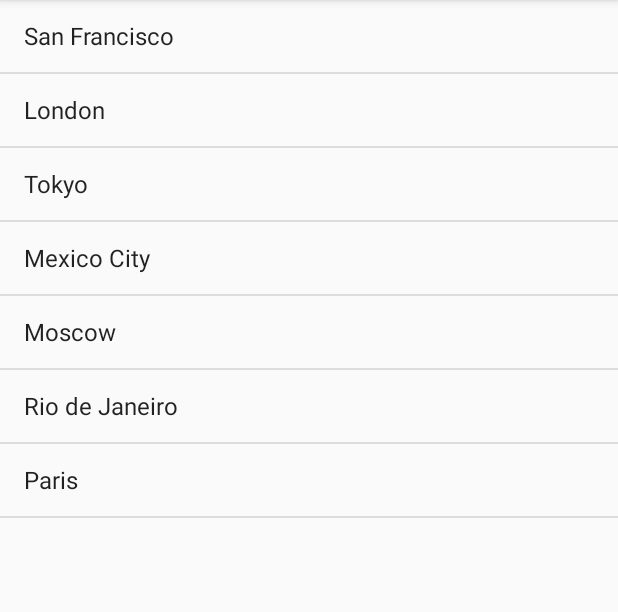
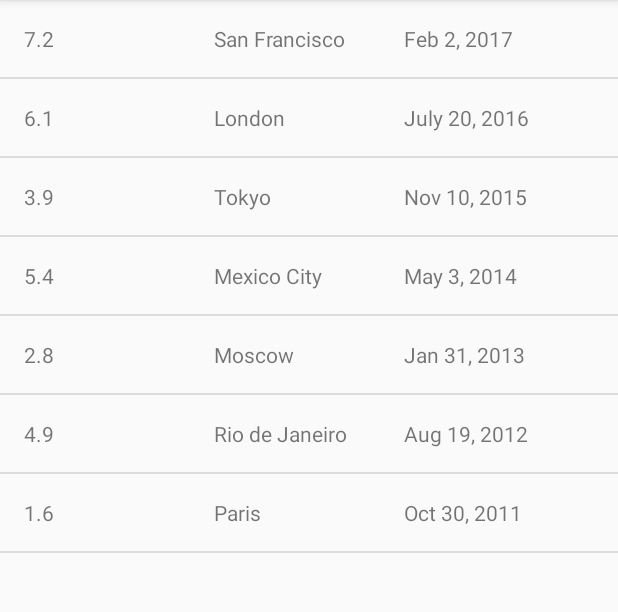
Before and after one commit to linuxbender/QuakeReport, an Android app: the screen it shows after launch (EarthquakeActivity), on a phone screen of 412 x 824 dp, the part 84-696 px from its top. Run offline under Robolectric (Android 15) with nearby library versions, the phone set to English and light mode, and no system bars.

Commit message:
Create custome earthquake Adapter and Model

```diff
--- /dev/null
+++ b/app/src/main/java/com/example/android/quakereport/Earthquake.java
@@ -0,0 +1,38 @@
+package com.example.android.quakereport;
+
+public class Earthquake {
+
+    private String magnitude;
+    private String eventLocation;
+    private String eventDate;
+
+    public Earthquake(String magnitude, String eventLocation, String eventDate) {
+        setMagnitude(magnitude);
+        setEventLocation(eventLocation);
+        setEventDate(eventDate);
+    }
+
+    public String getMagnitude() {
+        return magnitude;
+    }
+
+    public void setMagnitude(String magnitude) {
+        this.magnitude = magnitude;
+    }
+
+    public String getEventLocation() {
+        return eventLocation;
+    }
+
+    public void setEventLocation(String eventLocation) {
+        this.eventLocation = eventLocation;
+    }
+
+    public String getEventDate() {
+        return eventDate;
+    }
+
+    public void setEventDate(String eventDate) {
+        this.eventDate = eventDate;
+    }
+}
--- a/app/src/main/java/com/example/android/quakereport/EarthquakeActivity.java
+++ b/app/src/main/java/com/example/android/quakereport/EarthquakeActivity.java
@@ -17,10 +17,10 @@ package com.example.android.quakereport;
 
 import android.os.Bundle;
 import android.support.v7.app.AppCompatActivity;
-import android.widget.ArrayAdapter;
 import android.widget.ListView;
 
 import java.util.ArrayList;
+import java.util.List;
 
 public class EarthquakeActivity extends AppCompatActivity {
 
@@ -32,21 +32,20 @@ public class EarthquakeActivity extends AppCompatActivity {
         setContentView(R.layout.earthquake_activity);
 
         // Create a fake list of earthquake locations.
-        ArrayList<String> earthquakes = new ArrayList<>();
-        earthquakes.add("San Francisco");
-        earthquakes.add("London");
-        earthquakes.add("Tokyo");
-        earthquakes.add("Mexico City");
-        earthquakes.add("Moscow");
-        earthquakes.add("Rio de Janeiro");
-        earthquakes.add("Paris");
+        List<Earthquake> earthquakes = new ArrayList<>();
+        earthquakes.add(new Earthquake("7.2", "San Francisco", "Feb 2, 2017"));
+        earthquakes.add(new Earthquake("6.1", "London", "July 20, 2016"));
+        earthquakes.add(new Earthquake("3.9", "Tokyo", "Nov 10, 2015"));
+        earthquakes.add(new Earthquake("5.4", "Mexico City", "May 3, 2014"));
+        earthquakes.add(new Earthquake("2.8", "Moscow", "Jan 31, 2013"));
+        earthquakes.add(new Earthquake("4.9", "Rio de Janeiro", "Aug 19, 2012"));
+        earthquakes.add(new Earthquake("1.6", "Paris", "Oct 30, 2011"));
 
         // Find a reference to the {@link ListView} in the layout
         ListView earthquakeListView = (ListView) findViewById(R.id.list);
 
         // Create a new {@link ArrayAdapter} of earthquakes
-        ArrayAdapter<String> adapter = new ArrayAdapter<String>(
-                this, android.R.layout.simple_list_item_1, earthquakes);
+        EarthquakeAdapter adapter = new EarthquakeAdapter(this, earthquakes);
 
         // Set the adapter on the {@link ListView}
         // so the list can be populated in the user interface
--- /dev/null
+++ b/app/src/main/java/com/example/android/quakereport/EarthquakeAdapter.java
@@ -0,0 +1,45 @@
+package com.example.android.quakereport;
+
+import android.content.Context;
+import android.support.annotation.NonNull;
+import android.support.annotation.Nullable;
+import android.view.LayoutInflater;
+import android.view.View;
+import android.view.ViewGroup;
+import android.widget.ArrayAdapter;
+import android.widget.TextView;
+
+import java.util.List;
+
+public class EarthquakeAdapter extends ArrayAdapter<Earthquake> {
+
+    public EarthquakeAdapter(@NonNull Context context, @NonNull List<Earthquake> objects) {
+        super(context, R.layout.list_item, objects);
+    }
+
+    @NonNull
+    @Override
+    public View getView(int position, @Nullable View convertView, @NonNull ViewGroup parent) {
+
+        // Check if the existing view is being reused, otherwise inflate the view
+        View listItemView = convertView;
+        if (listItemView == null) {
+            listItemView = LayoutInflater.from(getContext()).inflate(
+                    R.layout.list_item, parent, false);
+        }
+
+        // get current Item
+        final Earthquake earthquake = getItem(position);
+
+        TextView magnitudeTextView = (TextView) listItemView.findViewById(R.id.magnitude);
+        magnitudeTextView.setText(earthquake.getMagnitude());
+
+        TextView magnitudeTextViewTextView = (TextView) listItemView.findViewById(R.id.eventLocation);
+        magnitudeTextViewTextView.setText(earthquake.getEventLocation());
+
+        TextView eventDateTextView = (TextView) listItemView.findViewById(R.id.eventDate);
+        eventDateTextView.setText(earthquake.getEventDate());
+
+        return listItemView;
+    }
+}
--- /dev/null
+++ b/app/src/main/res/layout/list_item.xml
@@ -0,0 +1,35 @@
+<?xml version="1.0" encoding="utf-8"?>
+<LinearLayout xmlns:android="http://schemas.android.com/apk/res/android"
+    xmlns:tools="http://schemas.android.com/tools"
+    android:layout_width="match_parent"
+    android:layout_height="match_parent"
+    android:orientation="horizontal"
+    android:padding="16dp">
+
+    <TextView
+        android:id="@+id/magnitude"
+        android:layout_width="0dp"
+        android:layout_height="wrap_content"
+        android:layout_weight="1"
+        android:gravity="center_vertical"
+        android:text="TextView"
+        tools:text="7.2" />
+
+    <TextView
+        android:id="@+id/eventLocation"
+        android:layout_width="0dp"
+        android:layout_height="wrap_content"
+        android:layout_weight="1"
+        android:gravity="center_vertical"
+        android:text="TextView"
+        tools:text="San Francisco, CA" />
+
+    <TextView
+        android:id="@+id/eventDate"
+        android:layout_width="0dp"
+        android:layout_height="wrap_content"
+        android:layout_weight="1"
+        android:gravity="center_vertical"
+        android:text="TextView"
+        tools:text="May 8, 2017" />
+</LinearLayout>
```
